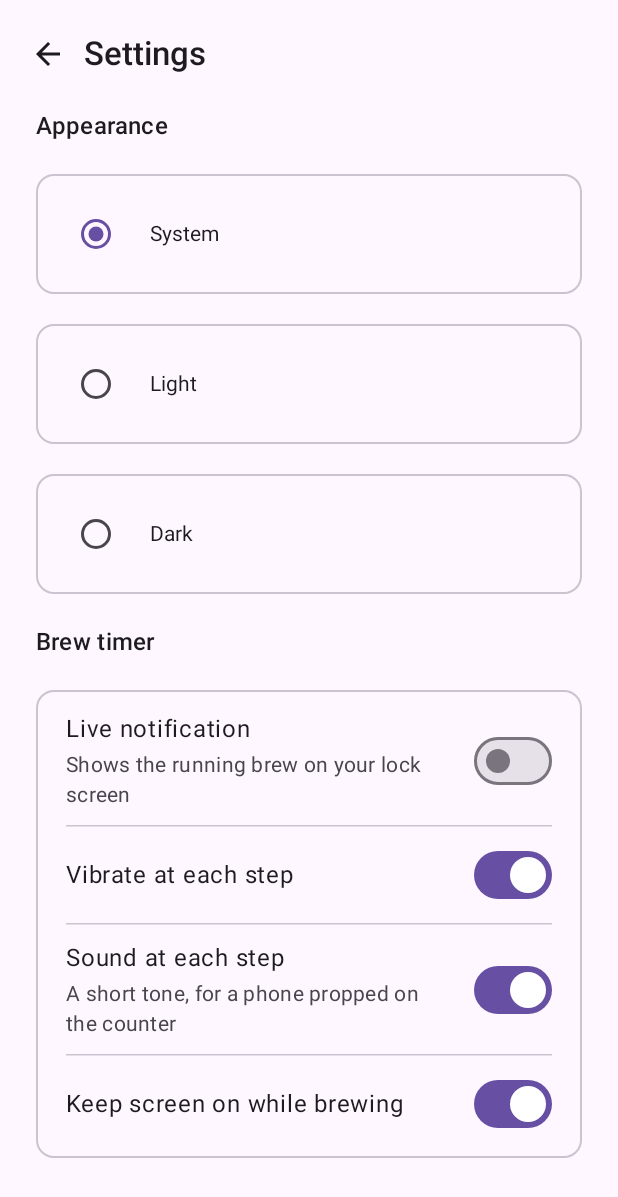
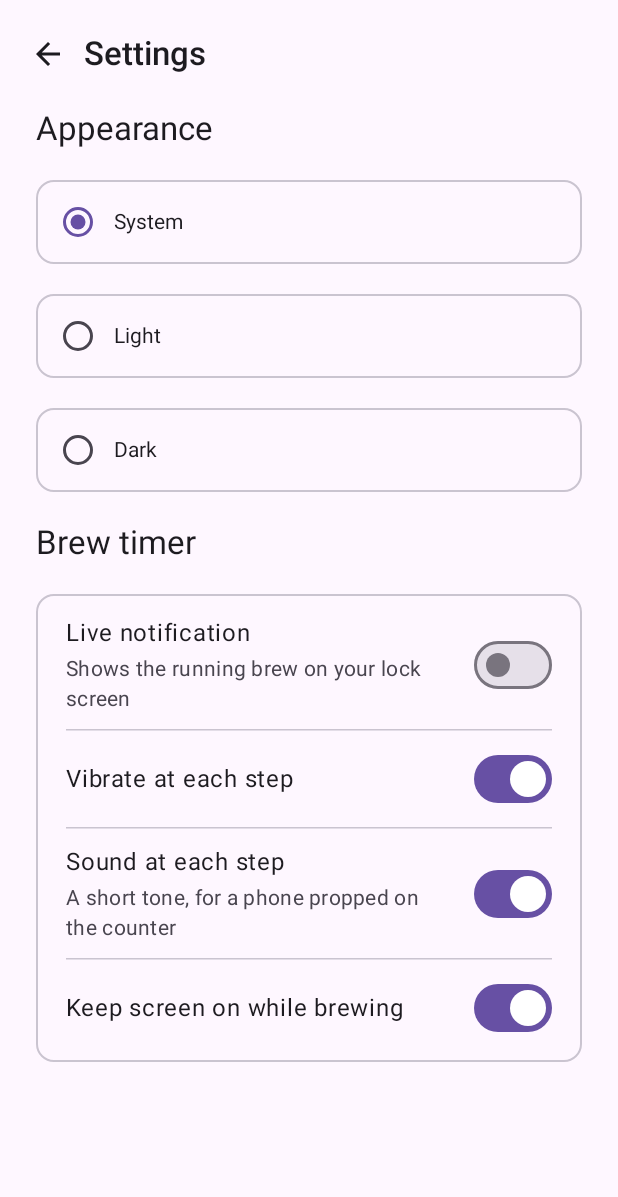
Before and after one commit to crabnuggets/brewprint, an Android app built with Jetpack Compose: the composable SettingsScreen shown on its own in the app's theme, on a phone screen of 412 x 824 dp. Shown: the top 1197 px of the screen. Run offline under Robolectric (Android 15) with nearby library versions, the phone set to English and light mode, and no system bars.

Commit message:
Final polish after council round 4: equal footer heights, total guide over the curve, one radio per choice

```diff
--- a/app/src/main/java/com/brewprint/ui/BrewTimerSheet.kt
+++ b/app/src/main/java/com/brewprint/ui/BrewTimerSheet.kt
@@ -360,7 +360,7 @@ internal fun TimerFooter(view: TimerNow, onPause: () -> Unit, onResume: () -> Un
                 FooterButton(skip, Icons.Outlined.SkipNext, modifier, onClick = onSkip)
             }
             if (LocalDensity.current.fontScale >= 1.6f) Column(verticalArrangement = Arrangement.spacedBy(8.dp)) { buttons(Modifier.fillMaxWidth()) }
-            else Row(horizontalArrangement = Arrangement.spacedBy(10.dp)) { buttons(Modifier.weight(1f)) }
+            else Row(Modifier.height(IntrinsicSize.Min), horizontalArrangement = Arrangement.spacedBy(10.dp)) { buttons(Modifier.weight(1f).fillMaxHeight()) }
             SoftTextButton(onClick = onFinish, modifier = Modifier.align(Alignment.CenterHorizontally)) {
                 Icon(Icons.Outlined.Flag, null, Modifier.size(18.dp)); Spacer(Modifier.width(8.dp)); Text("Finish brew")
             }
@@ -505,7 +505,7 @@ internal fun KeepScreenOn(on: Boolean) {
 @Composable
 internal fun StepCue(recipe: Recipe, timer: BrewTimer, settings: TimerSettings) {
     val context = LocalContext.current
-    val step = TimerNow(recipe, timer, rememberNow()).takeIf { it.active }?.step
+    val step = TimerNow(recipe, timer, rememberNow(100)).takeIf { it.active }?.step
     var last by remember { mutableStateOf(step) }
     LaunchedEffect(step) {
         // The timer's service cues the step when it is running; this covers the timer without it.
--- a/app/src/main/java/com/brewprint/ui/Components.kt
+++ b/app/src/main/java/com/brewprint/ui/Components.kt
@@ -203,7 +203,8 @@ fun Page(title: String, back: (() -> Unit)? = null, actions: @Composable RowScop
         // A hairline marks where content continues under the footer, so a cut-off line reads as scrollable.
         val density = LocalDensity.current
         val bottomPadding = with(density) { 24.dp.roundToPx() }
-        if (footer != null && scroll.maxValue - scroll.value > bottomPadding) HorizontalDivider(color = MaterialTheme.colorScheme.outlineVariant)
+        val moreBelow by remember(scroll, bottomPadding) { derivedStateOf { scroll.maxValue - scroll.value > bottomPadding } }
+        if (footer != null && moreBelow) HorizontalDivider(color = MaterialTheme.colorScheme.outlineVariant)
         if (footer != null) Box(Modifier.fillMaxWidth().onSizeChanged { chrome.footerSpace = with(density) { it.height.toDp() } }.background(MaterialTheme.colorScheme.background).padding(horizontal = 24.dp, vertical = 12.dp).animateContentSize(tween(300))) { footer() }
         else LaunchedEffect(Unit) { chrome.footerSpace = 0.dp }
     }
@@ -301,6 +302,13 @@ internal fun SecondaryAction(text: String, enabled: Boolean = true, icon: ImageV
     }
 }
 
+/** A filled button sized by its caller, with the shared press feedback. */
+@Composable
+internal fun PrimaryButton(onClick: () -> Unit, modifier: Modifier = Modifier, enabled: Boolean = true, shape: Shape = MaterialTheme.shapes.small, content: @Composable RowScope.() -> Unit) {
+    val source = remember { MutableInteractionSource() }
+    Button(onClick, modifier.pressScale(source), enabled = enabled, shape = shape, interactionSource = source, content = content)
+}
+
 /** A secondary button: a soft fill instead of an outline. */
 @Composable
 internal fun SoftButton(onClick: () -> Unit, modifier: Modifier = Modifier, enabled: Boolean = true, shape: Shape = MaterialTheme.shapes.small, contentPadding: PaddingValues = ButtonDefaults.ContentPadding, content: @Composable RowScope.() -> Unit) {
@@ -351,7 +359,10 @@ internal fun <T, K> BlurSwap(value: T, key: (T) -> K, modifier: Modifier = Modif
 internal fun <T> Roll(value: T, modifier: Modifier = Modifier, content: @Composable (T) -> Unit) {
     AnimatedContent(value, modifier, label = "roll", transitionSpec = {
         (slideInVertically(tween(260)) { it / 2 } + fadeIn(tween(260))) togetherWith (slideOutVertically(tween(220)) { -it / 2 } + fadeOut(tween(180))) using SizeTransform(clip = false)
-    }) { content(it) }
+    }) { shown ->
+        val leaving = transition.targetState == EnterExitState.PostExit
+        Box(if (leaving) Modifier.clearAndSetSemantics { } else Modifier) { content(shown) }
+    }
 }
 
 /** A section title: one style across screens, and a heading for TalkBack navigation. */
--- a/app/src/main/java/com/brewprint/ui/SettingsScreen.kt
+++ b/app/src/main/java/com/brewprint/ui/SettingsScreen.kt
@@ -16,6 +16,7 @@ import androidx.compose.foundation.selection.toggleable
 import androidx.compose.material.icons.Icons
 import androidx.compose.material.icons.outlined.NotificationsOff
 import androidx.compose.material3.*
+import androidx.compose.foundation.selection.selectable
 import androidx.compose.runtime.*
 import androidx.compose.ui.Alignment
 import androidx.compose.ui.Modifier
@@ -44,14 +45,14 @@ internal fun SettingsScreen(appearance: Appearance, timer: TimerSettings, onAppe
     }
     BackHandler { onClose() }
     Page("Settings", onClose) {
-        Text("Appearance", style = MaterialTheme.typography.titleMedium)
-        Appearance.entries.forEach { option -> Surface(onClick = { onAppearance(option) }, modifier = Modifier.fillMaxWidth(), shape = MaterialTheme.shapes.medium, border = BorderStroke(1.dp, colors.outlineVariant)) {
+        SectionTitle("Appearance")
+        Appearance.entries.forEach { option -> Surface(modifier = Modifier.fillMaxWidth().selectable(selected = option == appearance, role = androidx.compose.ui.semantics.Role.RadioButton, onClick = { onAppearance(option) }), shape = MaterialTheme.shapes.medium, border = BorderStroke(1.dp, colors.outlineVariant)) {
             Row(Modifier.padding(16.dp), verticalAlignment = Alignment.CenterVertically) {
-                RadioButton(selected = option == appearance, onClick = { onAppearance(option) })
+                RadioButton(selected = option == appearance, onClick = null)
                 Text(option.name.lowercase().replaceFirstChar { it.uppercase() }, Modifier.padding(start = 12.dp))
             }
         } }
-        Text("Brew timer", style = MaterialTheme.typography.titleMedium)
+        SectionTitle("Brew timer")
         Surface(Modifier.fillMaxWidth(), shape = MaterialTheme.shapes.medium, color = colors.surface, border = BorderStroke(1.dp, colors.outlineVariant)) {
             Column(Modifier.padding(vertical = 4.dp)) {
                 SwitchRow("Live notification", "Shows the running brew on your lock screen", timer.liveNotification) { on ->
```
Also changed, not shown: app/src/main/java/com/brewprint/ui/BrewprintApp.kt (+9 -6 lines), app/src/main/java/com/brewprint/ui/ScaleViews.kt (+8 -7 lines).
